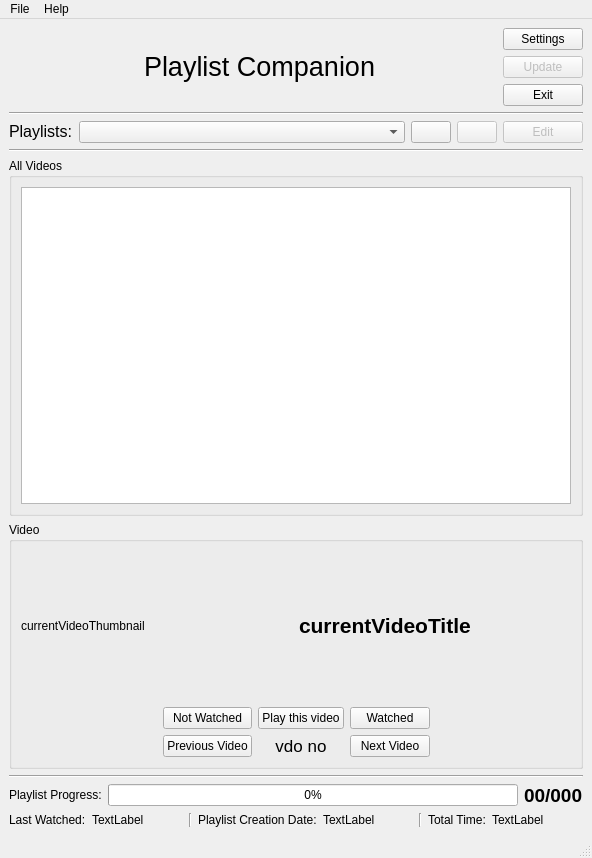
Old version of the form src/PlaylistCompanion/mainwindow.ui in the repository KaziRifatMorshed/Playlist-Companion.
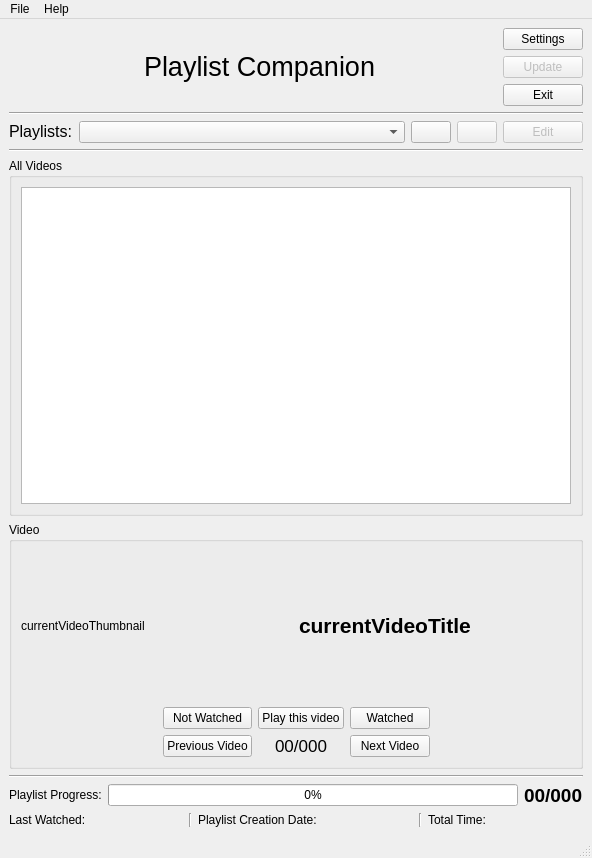
New version of the form. Icons and pictures are not drawn.

Patch:
```diff
--- a/src/PlaylistCompanion/mainwindow.ui
+++ b/src/PlaylistCompanion/mainwindow.ui
@@ -362,7 +362,7 @@
               </font>
              </property>
              <property name="text">
-              <string>vdo no</string>
+              <string>00/000</string>
              </property>
              <property name="alignment">
               <set>Qt::AlignmentFlag::AlignCenter</set>
@@ -466,7 +466,7 @@
          </sizepolicy>
         </property>
         <property name="text">
-         <string>TextLabel</string>
+         <string/>
         </property>
         <property name="textInteractionFlags">
          <set>Qt::TextInteractionFlag::LinksAccessibleByMouse|Qt::TextInteractionFlag::TextSelectableByMouse</set>
@@ -502,7 +502,7 @@
          </sizepolicy>
         </property>
         <property name="text">
-         <string>TextLabel</string>
+         <string/>
         </property>
         <property name="textInteractionFlags">
          <set>Qt::TextInteractionFlag::LinksAccessibleByMouse|Qt::TextInteractionFlag::TextSelectableByMouse</set>
@@ -538,7 +538,7 @@
          </sizepolicy>
         </property>
         <property name="text">
-         <string>TextLabel</string>
+         <string/>
         </property>
         <property name="textInteractionFlags">
          <set>Qt::TextInteractionFlag::LinksAccessibleByMouse|Qt::TextInteractionFlag::TextSelectableByMouse</set>
```
